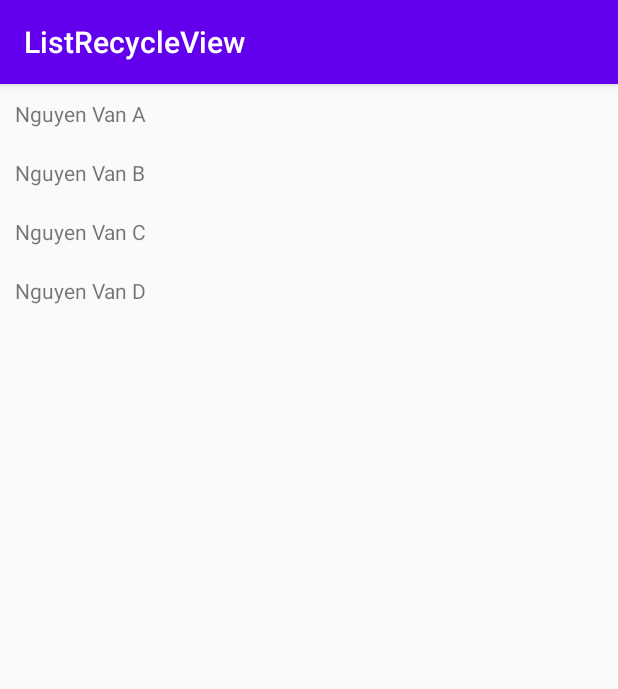
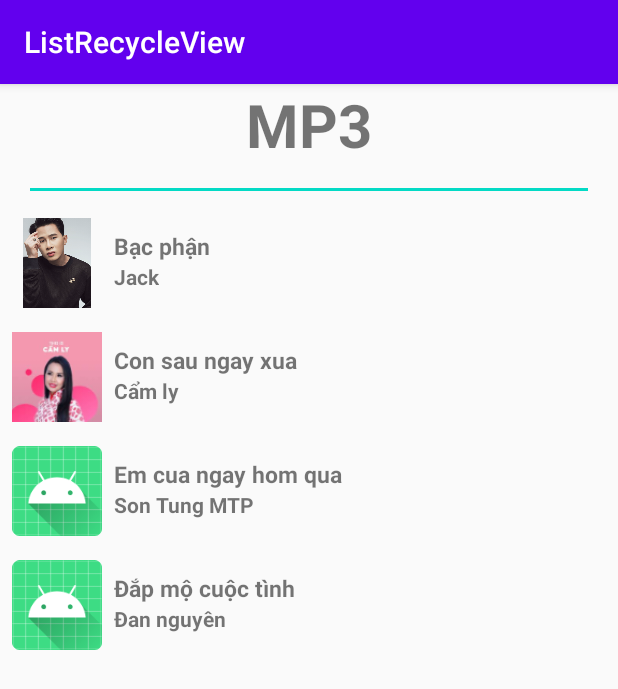
Before and after one commit to phuquy2114/Recycleview_app, an Android app: the screen it shows after launch (MainActivity), on a phone screen of 412 x 824 dp. Shown: the top 689 px of the screen. Run offline under Robolectric (Android 15) with nearby library versions, the phone set to English and light mode, and no system bars.

Commit message:
additional Interface

```diff
--- a/app/build.gradle
+++ b/app/build.gradle
@@ -32,5 +32,6 @@ dependencies {
     testImplementation 'junit:junit:4.12'
     androidTestImplementation 'androidx.test.ext:junit:1.1.1'
     androidTestImplementation 'androidx.test.espresso:espresso-core:3.1.0'
+
     implementation "androidx.recyclerview:recyclerview:1.1.0"
 }
--- a/app/src/main/java/com/uits/listrecycleview/MainActivity.kt
+++ b/app/src/main/java/com/uits/listrecycleview/MainActivity.kt
@@ -1,38 +1,27 @@
 package com.uits.listrecycleview
 
-import android.content.Intent
+import android.os.Bundle
 import androidx.appcompat.app.AppCompatActivity
-import android.os.Bundle
-import android.widget.Toast
 import androidx.recyclerview.widget.LinearLayoutManager
-import androidx.recyclerview.widget.RecyclerView
-import com.uits.listrecycleview.interfaces.OnItemClickListener
+import com.uits.listrecycleview.model.Music
 import kotlinx.android.synthetic.main.activity_main.*
 
 class MainActivity : AppCompatActivity() {
 
-    private lateinit var mListData : MutableList<String>
-    private lateinit var mMainAdapter: MainAdapter
+    var mListData : MutableList<Music> = mutableListOf<Music>()
 
     override fun onCreate(savedInstanceState: Bundle?) {
         super.onCreate(savedInstanceState)
         setContentView(R.layout.activity_main)
 
-        mListData = mutableListOf("Nguyen Van A", "Nguyen Van B"
-                , "Nguyen Van C", "Nguyen Van D")
+        mListData.add(Music("jack","Bạc phận ","Jack","bacphan"))
+        mListData.add(Music("camly","Con sau ngay xua ","Cẩm ly ","consaungayxua"))
+        mListData.add(Music("sontung","Em cua ngay hom qua","Son Tung MTP","emcuangayhomqua"))
+        mListData.add(Music("dannguyen","Đắp mộ cuộc tình ","Đan nguyên ","dapmocuoctinh"))
 
-        mRecycleView.layoutManager = LinearLayoutManager(this, LinearLayoutManager.VERTICAL,false)
-        mMainAdapter = MainAdapter(mListData, object : OnItemClickListener{
-            override fun onItemClick(position: Int) {
-                Toast.makeText(this@MainActivity, "Cu Duc Ga ${mListData[position]}", Toast.LENGTH_LONG).show()
-            }
-
-        })
-
-        mRecycleView.adapter = mMainAdapter
-    }
-
-    override fun onActivityResult(requestCode: Int, resultCode: Int, data: Intent?) {
-        super.onActivityResult(requestCode, resultCode, data)
+        var mAdapter = MainJavaAdapter(this, mListData)
+        val linearLayoutCompat = LinearLayoutManager(this, LinearLayoutManager.VERTICAL, false)
+        mRecycleView.layoutManager = linearLayoutCompat
+        mRecycleView.adapter = mAdapter
     }
 }
--- a/app/src/main/java/com/uits/listrecycleview/MainAdapter.kt
+++ b/app/src/main/java/com/uits/listrecycleview/MainAdapter.kt
@@ -1,49 +1,56 @@
 package com.uits.listrecycleview
 
+import android.content.Context
 import android.view.LayoutInflater
 import android.view.View
 import android.view.ViewGroup
+import android.widget.ImageView
+import android.widget.TextView
 import androidx.recyclerview.widget.RecyclerView
-import com.uits.listrecycleview.interfaces.OnItemClickListener
-import kotlinx.android.synthetic.main.viewholder_item.view.*
+import androidx.recyclerview.widget.RecyclerView.ViewHolder
+import com.uits.listrecycleview.model.Music
 
 /**
- * Adapter for Main screen
+ * Main Java Adapter
  * Copyright © 2019 UITS CO.,LTD
- * Created PHUQUY on 7/1/20.
- **/
-class MainAdapter(val mList: MutableList<String>, val mListener : OnItemClickListener) : RecyclerView.Adapter<MainAdapter.ItemViewHolder>() {
-
-    /**
-     * create a view
-     */
-    override fun onCreateViewHolder(parent: ViewGroup, viewType: Int): ItemViewHolder {
-        return ItemViewHolder(
-            LayoutInflater.from(parent.context).inflate(R.layout.viewholder_item, parent, false)
-        )
+ * Created PHUQUY on 7/6/20.
+ */
+internal class MainAdapter(
+    private val mContext: Context,
+    private val mListMusic: List<Music>
+) : RecyclerView.Adapter<MainAdapter.ItemViewHolder>() {
+    override fun onCreateViewHolder(
+        parent: ViewGroup,
+        viewType: Int
+    ): ItemViewHolder {
+        val view = LayoutInflater.from(parent.context)
+            .inflate(R.layout.viewholder_item, parent, false)
+        return ItemViewHolder(view)
     }
 
-    /**
-     * size on list
-     */
-    override fun getItemCount(): Int {
-        return mList.size
+    override fun onBindViewHolder(
+        holder: ItemViewHolder,
+        position: Int
+    ) {
+        holder.mTxtNameSinger.text = mListMusic[position].nameSinger
+        holder.mTxtNameSong.text = mListMusic[position].nameSong
     }
 
-    override fun onBindViewHolder(holder: ItemViewHolder, position: Int) {
-        holder.itemView.mTxtName.text = mList[position].toString()
+    override fun getItemCount(): Int {
+        return mListMusic.size
+    }
 
-        holder.itemView.mTxtName.setOnClickListener {
-            mListener.onItemClick(position);
+    internal inner class ItemViewHolder(itemView: View) :
+        ViewHolder(itemView) {
+        public val mImageAvatar: ImageView
+        public val mTxtNameSong: TextView
+        public val mTxtNameSinger: TextView
+
+        init {
+            mImageAvatar = itemView.findViewById(R.id.mImgAvatar)
+            mTxtNameSong = itemView.findViewById(R.id.mTxtNameSong)
+            mTxtNameSinger = itemView.findViewById(R.id.mTxtNameSinger)
         }
     }
 
-
-    /**
-     * this ItemViewHolder class
-     */
-    class ItemViewHolder(itemView: View) : RecyclerView.ViewHolder(itemView) {
-
-    }
-
 }
--- /dev/null
+++ b/app/src/main/java/com/uits/listrecycleview/MainJavaAdapter.java
@@ -0,0 +1,71 @@
+package com.uits.listrecycleview;
+
+import android.content.Context;
+import android.view.LayoutInflater;
+import android.view.View;
+import android.view.ViewGroup;
+import android.widget.ImageView;
+import android.widget.TextView;
+
+import androidx.annotation.NonNull;
+import androidx.recyclerview.widget.RecyclerView;
+
+import com.uits.listrecycleview.model.Music;
+
+import java.util.List;
+
+/**
+ * Main Java Adapter
+ * Copyright © 2019 UITS CO.,LTD
+ * Created PHUQUY on 7/6/20.
+ **/
+class MainJavaAdapter extends RecyclerView.Adapter<MainJavaAdapter.ItemViewHolder> {
+
+    private Context mContext;
+    private List<Music> mListMusic;
+
+    public MainJavaAdapter(Context context, List<Music> musicList) {
+        mContext = context;
+        mListMusic = musicList;
+    }
+
+    @NonNull
+    @Override
+    public ItemViewHolder onCreateViewHolder(@NonNull ViewGroup parent, int viewType) {
+        View view = LayoutInflater.from(parent.getContext()).inflate(R.layout.viewholder_item, parent, false);
+        return new ItemViewHolder(view);
+    }
+
+    @Override
+    public void onBindViewHolder(@NonNull ItemViewHolder holder, int position) {
+        holder.mTxtNameSinger.setText(mListMusic.get(position).getNameSinger());
+        holder.mTxtNameSong.setText(mListMusic.get(position).getNameSong());
+
+        if (mListMusic.get(position).getNameImage().equals("jack"))
+            holder.mImageAvatar.setImageResource(R.mipmap.jack);
+
+        if (mListMusic.get(position).getNameImage().equals("camly")){
+            holder.mImageAvatar.setImageResource(R.mipmap.camly);
+        }
+    }
+
+    @Override
+    public int getItemCount() {
+        return mListMusic.size();
+    }
+
+    class ItemViewHolder extends RecyclerView.ViewHolder {
+
+        private ImageView mImageAvatar;
+        private TextView mTxtNameSong;
+        private TextView mTxtNameSinger;
+
+        public ItemViewHolder(@NonNull View itemView) {
+            super(itemView);
+
+            mImageAvatar = itemView.findViewById(R.id.mImgAvatar);
+            mTxtNameSong = itemView.findViewById(R.id.mTxtNameSong);
+            mTxtNameSinger = itemView.findViewById(R.id.mTxtNameSinger);
+        }
+    }
+}
--- /dev/null
+++ b/app/src/main/java/com/uits/listrecycleview/model/Music.kt
@@ -0,0 +1,13 @@
+package com.uits.listrecycleview.model
+
+/**
+ * this Music class
+ * Copyright © 2019 UITS CO.,LTD
+ * Created PHUQUY on 7/6/20.
+ **/
+data class Music(
+    val nameImage: String,
+    val nameSong: String,
+    val nameSinger: String,
+    val nameAudio: String
+)
--- a/app/src/main/res/layout/activity_main.xml
+++ b/app/src/main/res/layout/activity_main.xml
@@ -1,22 +1,31 @@
 <?xml version="1.0" encoding="utf-8"?>
-<androidx.constraintlayout.widget.ConstraintLayout
+<androidx.appcompat.widget.LinearLayoutCompat
     xmlns:android="http://schemas.android.com/apk/res/android"
-    xmlns:app="http://schemas.android.com/apk/res-auto"
-    xmlns:tools="http://schemas.android.com/tools"
     android:layout_width="match_parent"
     android:layout_height="match_parent"
-    tools:context=".MainActivity"
-    >
+    android:orientation="vertical">
+
+    <TextView
+        android:layout_width="wrap_content"
+        android:layout_height="wrap_content"
+        android:layout_gravity="center_horizontal"
+        android:text="MP3"
+        android:textSize="40sp"
+        android:textStyle="bold" />
+
+    <View
+        android:layout_width="match_parent"
+        android:layout_height="2dp"
+        android:layout_marginStart="20dp"
+        android:layout_marginLeft="20dp"
+        android:layout_marginTop="15dp"
+        android:layout_marginEnd="20dp"
+        android:layout_marginRight="20dp"
+        android:background="@color/colorAccent" />
 
     <androidx.recyclerview.widget.RecyclerView
         android:id="@+id/mRecycleView"
         android:layout_width="match_parent"
         android:layout_height="match_parent"
-        android:text="Hello World!"
-        app:layout_constraintBottom_toBottomOf="parent"
-        app:layout_constraintLeft_toLeftOf="parent"
-        app:layout_constraintRight_toRightOf="parent"
-        app:layout_constraintTop_toTopOf="parent"
-        />
-
-</androidx.constraintlayout.widget.ConstraintLayout>
+        android:layout_marginTop="10dp" />
+</androidx.appcompat.widget.LinearLayoutCompat>
--- a/app/src/main/res/layout/viewholder_item.xml
+++ b/app/src/main/res/layout/viewholder_item.xml
@@ -1,22 +1,36 @@
 <?xml version="1.0" encoding="utf-8"?>
-<androidx.constraintlayout.widget.ConstraintLayout xmlns:android="http://schemas.android.com/apk/res/android"
+<androidx.appcompat.widget.LinearLayoutCompat xmlns:android="http://schemas.android.com/apk/res/android"
     xmlns:app="http://schemas.android.com/apk/res-auto"
     android:layout_width="match_parent"
-    android:layout_height="wrap_content">
+    android:layout_height="wrap_content"
+    android:padding="8dp"
+    android:orientation="horizontal">
+
+    <ImageView
+        android:id="@+id/mImgAvatar"
+        android:layout_width="60dp"
+        android:layout_height="60dp"
+        android:src="@mipmap/ic_launcher" />
 
     <androidx.appcompat.widget.LinearLayoutCompat
-        android:layout_width="match_parent"
+        android:layout_width="wrap_content"
         android:layout_height="wrap_content"
-        android:orientation="vertical"
-        app:layout_constraintTop_toTopOf="parent">
+        android:layout_margin="8dp"
+        android:orientation="vertical">
 
         <TextView
-            android:id="@+id/mTxtName"
+            android:id="@+id/mTxtNameSong"
             android:layout_width="wrap_content"
             android:layout_height="wrap_content"
-            android:padding="10dp"
-            android:text="@string/app_name" />
+            android:text="Bac Phan"
+            android:textSize="15sp"
+            android:textStyle="bold" />
 
+        <TextView
+            android:id="@+id/mTxtNameSinger"
+            android:layout_width="wrap_content"
+            android:layout_height="wrap_content"
+            android:text="Jack"
+            android:textStyle="bold" />
     </androidx.appcompat.widget.LinearLayoutCompat>
-
-</androidx.constraintlayout.widget.ConstraintLayout>
+</androidx.appcompat.widget.LinearLayoutCompat>
```
Also changed, not shown: app/src/main/java/com/uits/listrecycleview/MainJavaActivity.java (added, +47 -0 lines), app/src/main/java/com/uits/listrecycleview/model/MusicJava.java (added, +53 -0 lines), app/src/main/res/mipmap-xxxhdpi/camly.jpeg (added), app/src/main/res/mipmap-xxxhdpi/jack.jpg (added).
